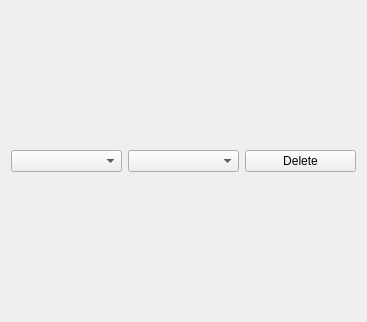
This is BaxterGBI_gui/src/mapping.ui in EmaroLab/gesture_based_interface as Qt 5 draws it before an edit. The edited form follows.
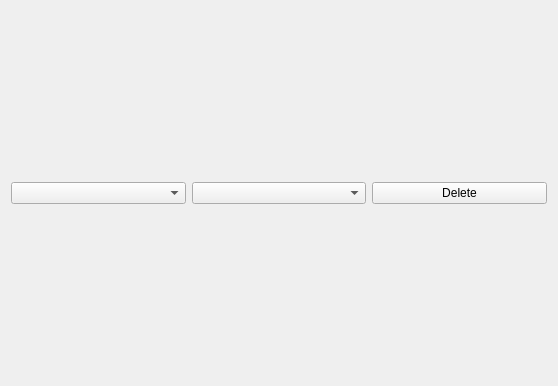
This is the edited form.

```diff
--- a/BaxterGBI_gui/src/mapping.ui
+++ b/BaxterGBI_gui/src/mapping.ui
@@ -6,8 +6,8 @@
    <rect>
     <x>0</x>
     <y>0</y>
-    <width>367</width>
-    <height>322</height>
+    <width>558</width>
+    <height>386</height>
    </rect>
   </property>
   <property name="windowTitle">
```
